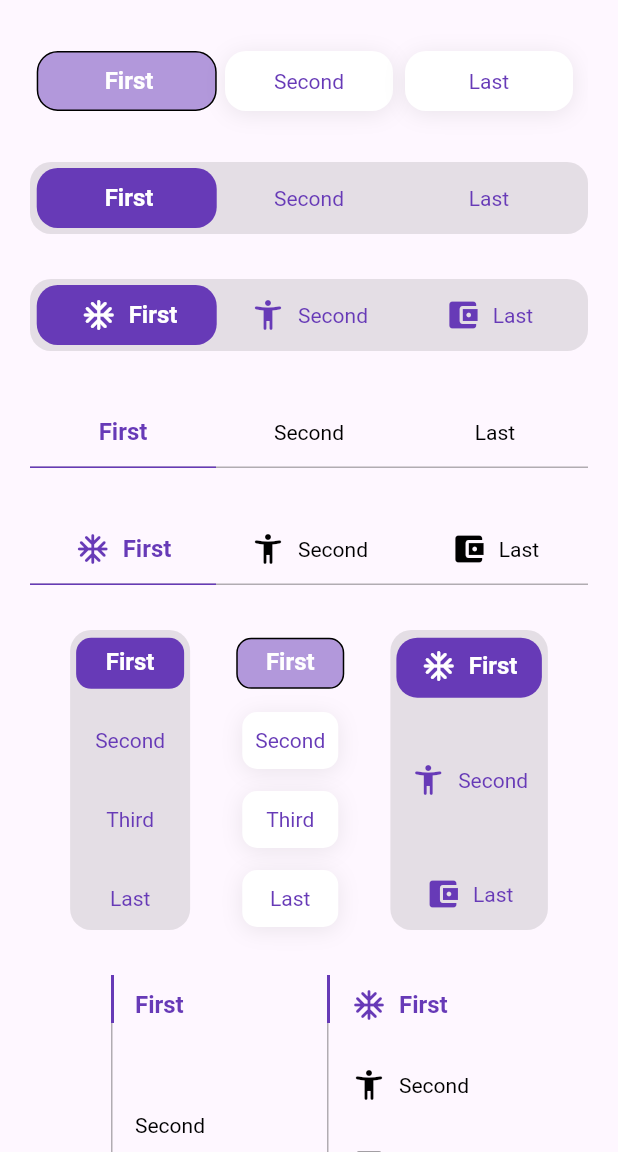
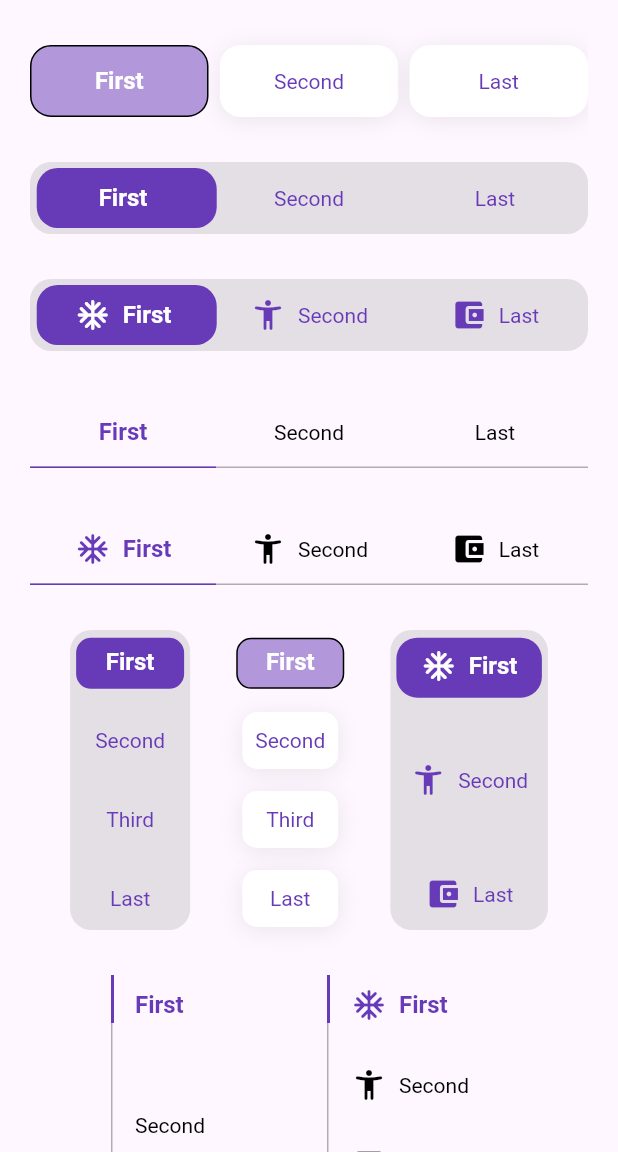
Before and after one commit to LoayOmar/Animated_Toggle, a Flutter app: the screen it shows after launch, on a phone screen of 412 x 824 dp, the part 84-1236 px from its top. Run offline on Flutter 3.47's test engine with Material 2 defaults, Android fonts, the phone set to English and light mode, and no system bars; our stand-ins replace decimal.

Commit message:
V1.1 new

```diff
--- a/example/lib/main.dart
+++ b/example/lib/main.dart
@@ -348,10 +348,11 @@ class _MyAnimatedToggleState extends State<MyAnimatedToggle> {
           height: 30,
         ),
         AnimatedHorizontalToggle(
-          taps: const ['First', 'Second', 'Last'],
+          taps: const ['First', 'Second', 'Last',],
           // write you taps names
           width: MediaQuery.of(context).size.width - 40,
           height: 48,
+          spaceBetween: 15,
           duration: const Duration(milliseconds: 500),
           initialIndex: 0,
           background: Colors.transparent,
@@ -375,11 +376,11 @@ class _MyAnimatedToggleState extends State<MyAnimatedToggle> {
               fontWeight: FontWeight.w400,
               color: Colors.deepPurple),
           // the next 2 line if you need to put padding for the inactive buttons
-          horizontalPadding: 4,
-          verticalPadding: 4,
+          horizontalPadding: 0,
+          verticalPadding: 0,
           // the next 2 line if you need to put padding for the active button
-          activeHorizontalPadding: 2,
-          activeVerticalPadding: 4,
+          activeHorizontalPadding: 0,
+          activeVerticalPadding: 0,
           radius: 14,
           // you can control the radius for the Animated widget
           activeButtonRadius: 14,
--- a/lib/src/animated_horizontal_toggle.dart
+++ b/lib/src/animated_horizontal_toggle.dart
@@ -27,6 +27,7 @@ class AnimatedHorizontalToggle extends StatefulWidget {
         fontWeight: FontWeight.w400,
         color: Colors.indigo,
       ),
+        this.spaceBetween = 0,
       this.horizontalPadding = 4,
       this.verticalPadding = 4,
       this.activeHorizontalPadding = 0,
@@ -83,6 +84,9 @@ class AnimatedHorizontalToggle extends StatefulWidget {
 
   /// - Text style for the inActive button
   final TextStyle inActiveTextStyle;
+
+  /// - The space between the buttons
+  final double spaceBetween;
 
   /// - Horizontal padding for the toggle
   final double horizontalPadding;
@@ -182,13 +186,13 @@ class _AnimatedHorizontalToggleState extends State<AnimatedHorizontalToggle>
                                   decimalIndex.toDouble() -
                                   1)) /
                           (widget.taps.length - 1) *
-                          (2 - (widget.horizontalPadding / 100))) -
+                          (2 - ((widget.horizontalPadding) / 100))) -
                       1 +
                       ((widget.horizontalPadding / 2) / 100),
                   0),
               duration: widget.duration,
               child: Container(
-                width: (widget.width / widget.taps.length) -
+                width: ((widget.width - widget.spaceBetween) / widget.taps.length) -
                     widget.horizontalPadding,
                 margin: EdgeInsets.symmetric(
                     vertical: widget.activeVerticalPadding,
@@ -222,7 +226,7 @@ class _AnimatedHorizontalToggleState extends State<AnimatedHorizontalToggle>
                   0),
               duration: widget.duration,
               child: Container(
-                width: (widget.width / widget.taps.length) -
+                width: ((widget.width - widget.spaceBetween) / widget.taps.length) -
                     widget.horizontalPadding,
                 height: widget.activeUnderLineHeight,
                 margin: EdgeInsets.only(
@@ -247,7 +251,7 @@ class _AnimatedHorizontalToggleState extends State<AnimatedHorizontalToggle>
   Widget buildButtons() {
     return Row(
       crossAxisAlignment: CrossAxisAlignment.center,
-      mainAxisAlignment: MainAxisAlignment.spaceEvenly,
+      mainAxisAlignment: MainAxisAlignment.spaceBetween,
       children: [
         for (int i = 0; i < widget.taps.length; i++)
           buildSwitchTab(
@@ -285,7 +289,7 @@ class _AnimatedHorizontalToggleState extends State<AnimatedHorizontalToggle>
         margin: EdgeInsets.symmetric(
             horizontal: widget.horizontalPadding / 2,
             vertical: widget.verticalPadding),
-        width: (widget.width / widget.taps.length) -
+        width: ((widget.width - widget.spaceBetween) / widget.taps.length) -
             (widget.horizontalPadding * widget.taps.length),
         decoration: BoxDecoration(
           color: (decimalIndex.round()) != toggleIndex.toDecimal()? widget.inActiveColor : Colors.transparent,
```
Also changed, not shown: 1 other file.
